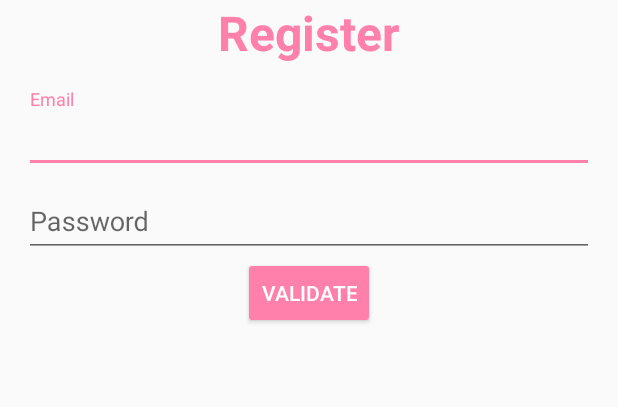
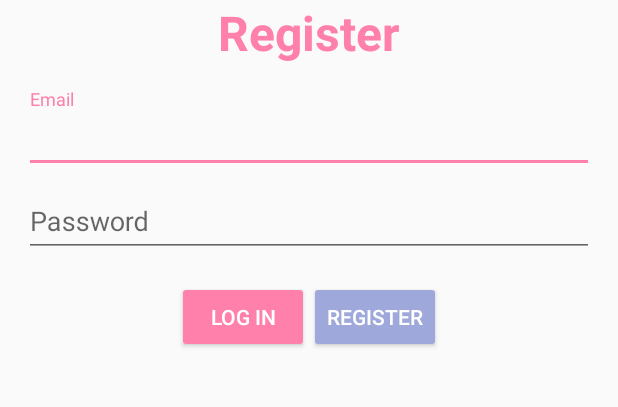
Before and after one commit to jess-bart/PictoThemo, an Android app: the screen it shows after launch (LoginActivity), on a phone screen of 412 x 824 dp, the part 258-665 px from its top. Run offline under Robolectric (Android 15) with nearby library versions, the phone set to English and light mode, and no system bars; libraries missing offline, so code that uses them is left out: javax.mail.internet.

Commit message:
adding registration form verification

```diff
--- a/app/build.gradle
+++ b/app/build.gradle
@@ -26,5 +26,6 @@ dependencies {
     })
     compile 'com.android.support:appcompat-v7:25.1.0'
     compile 'com.android.support:design:25.0.0'
+    compile 'javax.mail:mail:1.4.7'
     testCompile 'junit:junit:4.12'
 }
--- a/app/src/main/AndroidManifest.xml
+++ b/app/src/main/AndroidManifest.xml
@@ -1,7 +1,7 @@
 <?xml version="1.0" encoding="utf-8"?>
 <manifest xmlns:android="http://schemas.android.com/apk/res/android"
     package="com.jessy_barthelemy.pictothemo">
-
+    <uses-permission android:name="android.permission.ACCESS_NETWORK_STATE" />
     <application
         android:allowBackup="true"
         android:icon="@mipmap/ic_launcher"
@@ -11,10 +11,8 @@
         <activity android:name=".LoginActivity">
             <intent-filter>
                 <action android:name="android.intent.action.MAIN" />
-
                 <category android:name="android.intent.category.LAUNCHER" />
             </intent-filter>
         </activity>
     </application>
-
 </manifest>
--- a/app/src/main/res/layout/activity_login.xml
+++ b/app/src/main/res/layout/activity_login.xml
@@ -1,6 +1,7 @@
 <?xml version="1.0" encoding="utf-8"?>
 <RelativeLayout xmlns:android="http://schemas.android.com/apk/res/android"
     xmlns:tools="http://schemas.android.com/tools"
+    xmlns:app="http://schemas.android.com/apk/res-auto"
     android:id="@+id/activity_login"
     android:layout_width="match_parent"
     android:layout_height="match_parent"
@@ -49,7 +50,7 @@
             android:id="@+id/login_password"
             android:layout_width="match_parent"
             android:layout_height="wrap_content"
-            android:layout_below="@id/login_email">
+            android:layout_marginBottom="@dimen/activity_vertical_margin">
             <android.support.design.widget.TextInputEditText
                 android:layout_width="match_parent"
                 android:layout_height="wrap_content"
@@ -57,13 +58,24 @@
                 android:inputType="textPassword" />
         </android.support.design.widget.TextInputLayout>
 
-        <Button
-            android:id="@+id/login_action"
-            android:layout_width="wrap_content"
+        <android.support.v7.widget.LinearLayoutCompat
+            android:layout_width="match_parent"
             android:layout_height="wrap_content"
-            android:layout_below="@id/login_password"
-            android:text="@string/login_action"
-            android:layout_gravity="center_horizontal"
-            style="@style/ColoredButton"/>
+            android:gravity="center">
+            <Button
+                android:id="@+id/login_action"
+                android:layout_width="wrap_content"
+                android:layout_height="wrap_content"
+                android:text="@string/login_login"
+                android:layout_gravity="center_horizontal"
+                style="@style/ColoredButtonAccent"/>
+            <Button
+                app:theme="@style/ColoredButton"
+                android:id="@+id/login_register_action"
+                android:layout_width="wrap_content"
+                android:layout_height="wrap_content"
+                android:text="@string/login_registration"
+                android:layout_gravity="center_horizontal" />
+        </android.support.v7.widget.LinearLayoutCompat>
     </android.support.v7.widget.LinearLayoutCompat>
 </RelativeLayout>
--- a/app/src/main/res/values/strings.xml
+++ b/app/src/main/res/values/strings.xml
@@ -3,8 +3,9 @@
     <!-- Connexion/Registration form -->
     <string name="login_email">Email</string>
     <string name="login_password">Password</string>
-    <string name="login_action">Validate</string>
     <string name="login_registration">Register</string>
     <string name="login_login">Log in</string>
-    <string name="login_already_account">I am already registered</string>
+    <string name="login_verification">Verifying the information</string>
+    <string name="login_email_verification">Invalid email address</string>
+    <string name="login_password_verification">Password must contains 8 characters minimum</string>
 </resources>
--- a/app/src/main/res/values/styles.xml
+++ b/app/src/main/res/values/styles.xml
@@ -14,10 +14,16 @@
         <item name="colorButtonNormal">@color/colorPrimary</item>
     </style>
 
+    <style name="ColoredButtonAccent" parent="Widget.AppCompat.Button.Colored">
+        <item name="android:textColor">@android:color/white</item>
+        <item name="colorButtonNormal">@color/colorAccent</item>
+    </style>
+
     <!-- Text -->
     <style name="TitleTheme" parent="Theme.AppCompat.Light">
         <item name="android:textAppearance">@style/TitleAppearance</item>
     </style>
+
     <style name="TitleAppearance" parent="TextAppearance.AppCompat">
         <item name="android:textColor">@color/colorAccent</item>
         <item name="android:textSize">@dimen/title_size</item>
```
Also changed, not shown: app/src/main/java/com/jessy_barthelemy/pictothemo/DatabaseInteractions/RegistrationTask.java (added, +57 -0 lines), app/src/main/java/com/jessy_barthelemy/pictothemo/Helpers/ConnectivityHelper.java (added, +16 -0 lines), app/src/main/java/com/jessy_barthelemy/pictothemo/LoginActivity.java (+75 -2 lines), 1 other file.
